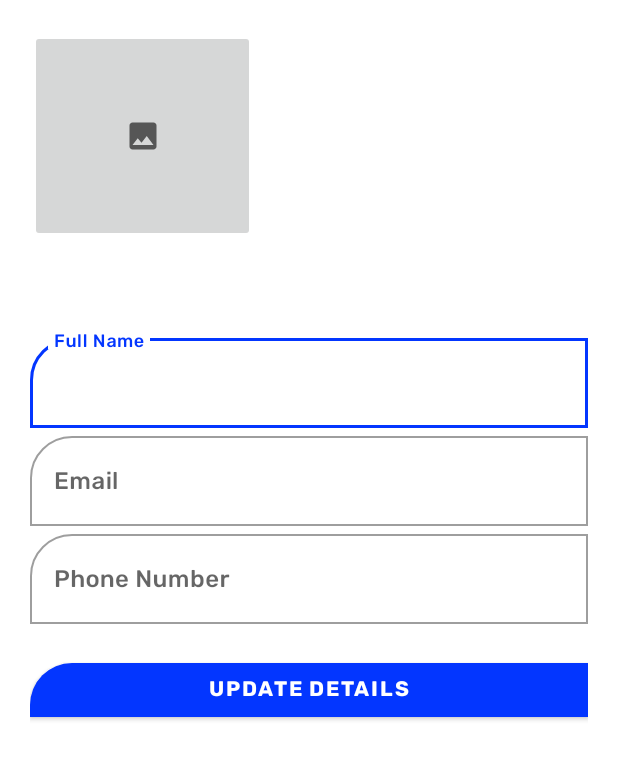
After one commit to mike-mwangi/MAD-Project, an Android app: the ProfileActivity screen opened directly, with no data from a screen before it, on a phone screen of 412 x 824 dp. The commit adds this screen. Shown: the top 760 px of the screen. Run offline under Robolectric (Android 15) with nearby library versions, the phone set to English and light mode, and no system bars; our stand-ins replace Firebase (no records; nobody signed in at launch, a user with empty details on screens opened directly); pictures from the network do not load.

Commit message:
profile things

```diff
--- a/app/src/main/AndroidManifest.xml
+++ b/app/src/main/AndroidManifest.xml
@@ -11,22 +11,27 @@
         android:roundIcon="@mipmap/ic_launcher_round"
         android:supportsRtl="true"
         android:theme="@style/MADPROJECT.Blue">
+        <activity android:name=".ProfileActivity">
+
+        </activity>
         <activity
             android:name=".BlogPostActivity"
-            android:theme="@style/MADPROJECT.Blue"/>
-        <!-- <activity android:name=".HomeActivity"></activity> -->
+            android:theme="@style/MADPROJECT.Blue" /> <!-- <activity android:name=".HomeActivity"></activity> -->
         <activity android:name=".Landing_Page" />
         <activity android:name=".Login" />
-        <activity android:name=".PostingActivity"
+        <activity
+            android:name=".PostingActivity"
             android:theme="@style/MADPROJECT.Blue" />
-        <activity android:name=".Sign_Up" />
+        <activity android:name=".Sign_Up">
+
+        </activity>
         <activity
             android:name=".HomeActivity"
             android:theme="@style/MADPROJECT.Blue" />
-        <activity android:name=".MainActivity"
+        <activity
+            android:name=".MainActivity"
             android:exported="true"
-            android:theme="@style/MADPROJECT.Blue"
-            >
+            android:theme="@style/MADPROJECT.Blue">
             <intent-filter>
                 <action android:name="android.intent.action.MAIN" />
 
--- /dev/null
+++ b/app/src/main/java/com/example/madproject/ProfileActivity.java
@@ -0,0 +1,179 @@
+package com.example.madproject;
+
+import androidx.annotation.NonNull;
+import androidx.appcompat.app.AppCompatActivity;
+import androidx.core.app.ActivityCompat;
+import androidx.core.content.ContextCompat;
+
+import android.Manifest;
+import android.content.Intent;
+import android.content.pm.PackageManager;
+import android.net.Uri;
+import android.os.Build;
+import android.os.Bundle;
+import android.view.Menu;
+import android.view.MenuInflater;
+import android.view.View;
+import android.widget.Button;
+import android.widget.ImageButton;
+import android.widget.TextView;
+import android.widget.Toast;
+
+import com.google.android.gms.tasks.OnSuccessListener;
+import com.google.android.material.textfield.TextInputLayout;
+import com.google.firebase.auth.FirebaseAuth;
+import com.google.firebase.auth.FirebaseUser;
+import com.google.firebase.database.DataSnapshot;
+import com.google.firebase.database.DatabaseError;
+import com.google.firebase.database.DatabaseReference;
+import com.google.firebase.database.FirebaseDatabase;
+import com.google.firebase.database.Query;
+import com.google.firebase.database.ValueEventListener;
+import com.google.firebase.storage.StorageReference;
+
+import org.jetbrains.annotations.NotNull;
+
+public class ProfileActivity extends AppCompatActivity {
+
+    private TextInputLayout fname,email,number;
+    private TextView username;
+    private Button updateUserButton;
+    private ImageButton profileImg;
+
+    //private FirebaseUser user;
+    private DatabaseReference databaseReference;
+    //private FirebaseAuth firebaseAuth;
+    //private StorageReference storageReference;
+
+    private String usernumber = "";
+    private String userFName = "";
+    private String userName = "";
+
+    static int reqCode=1;
+    private final int IMAGE_REQUEST = 1;
+    private Uri uri;
+    @Override
+    protected void onCreate(Bundle savedInstanceState) {
+        super.onCreate(savedInstanceState);
+        setContentView(R.layout.activity_profile);
+
+        fname = findViewById(R.id.fname_prof);
+        email = findViewById(R.id.email_Profile);
+        number = findViewById(R.id.pNumberProf);
+        username = findViewById(R.id.username_prof);
+        profileImg = findViewById(R.id.profile_image);
+        updateUserButton = findViewById(R.id.updateUser);
+
+        profileImg.setOnClickListener(new View.OnClickListener() {
+            @Override
+            public void onClick(View v) {
+                if(Build.VERSION.SDK_INT >=22){
+                    checkAndRequestPermission();
+                }else{
+                    openGallery();
+                }
+            }
+        });
+
+        updateUserButton.setOnClickListener(new View.OnClickListener() {
+            @Override
+            public void onClick(View v) {
+               updateUserDetais();
+            }
+        });
+
+
+        databaseReference = FirebaseDatabase.getInstance().getReference().child("users");
+        showUserData();
+
+    }
+
+    private void updateUserDetais() {
+        //String newName = fname.getEditText().getText().toString();
+        //String newNumber = number.getEditText().getText().toString();
+        //String newuserName = fname.getEditText().getText().toString();
+        //String newProfImage =
+
+    }
+
+    private void openGallery() {
+        Intent imageIntent = new Intent(Intent.ACTION_GET_CONTENT);
+        imageIntent.setType("profile_image/*");
+        startActivityForResult(imageIntent,IMAGE_REQUEST);
+
+    }
+
+    private void checkAndRequestPermission() {
+        if(ContextCompat.checkSelfPermission(ProfileActivity.this, Manifest.permission.READ_EXTERNAL_STORAGE)!= PackageManager.PERMISSION_GRANTED){
+            if(ActivityCompat.shouldShowRequestPermissionRationale(ProfileActivity.this,Manifest.permission.READ_EXTERNAL_STORAGE)){
+
+                Toast.makeText(ProfileActivity.this,"Please accept required permission",Toast.LENGTH_SHORT).show();
+            }else{
+                ActivityCompat.requestPermissions(ProfileActivity.this,
+                        new String[]{Manifest.permission.READ_EXTERNAL_STORAGE},reqCode);
+            }
+        }else
+            openGallery();
+
+    }
+
+    private void showUserData() {
+        FirebaseUser user = FirebaseAuth.getInstance().getCurrentUser();
+        if (user != null) {
+            // User is signed in
+            String Temail = user.getEmail();
+
+            boolean emailVerified = user.isEmailVerified();
+            String uid = user.getUid();
+
+
+            databaseReference = FirebaseDatabase.getInstance().getReference();
+            Query query = databaseReference.child("users");
+            query.addValueEventListener(new ValueEventListener() {
+                @Override
+                public void onDataChange(@NonNull @NotNull DataSnapshot snapshot) {
+                    usernumber = snapshot.child(uid).child("number").getValue(String.class);
+                    userFName = snapshot.child(uid).child("fname").getValue(String.class);
+                    userName = snapshot.child(uid).child("username").getValue(String.class);
+
+                    fname.getEditText().setText(userFName);
+                    number.getEditText().setText(usernumber);
+                    username.setText(userName);
+                }
+
+                @Override
+                public void onCancelled(@NonNull @NotNull DatabaseError error) {
+
+                }
+            });
+            email.getEditText().setText(Temail);
+
+
+        } else {
+            // No user is signed in
+            Toast.makeText(ProfileActivity.this,"Please sign in to view details",Toast.LENGTH_SHORT).show();
+        }
+
+
+    }
+
+    @Override
+    public void onActivityResult(int requestCode, int resultCode, Intent data) {
+        super.onActivityResult(requestCode, resultCode, data);
+
+        if (requestCode == IMAGE_REQUEST && resultCode == RESULT_OK && data!=null){
+            uri = data.getData();
+            profileImg.setImageURI(uri);
+
+
+        }
+    }
+
+
+    @Override
+    public boolean onCreateOptionsMenu(Menu menu) {
+        MenuInflater inflater = getMenuInflater();
+        inflater.inflate(R.menu.main_screen_options, menu);
+        return super.onCreateOptionsMenu(menu);
+    }
+}
--- /dev/null
+++ b/app/src/main/res/layout/activity_profile.xml
@@ -0,0 +1,104 @@
+<?xml version="1.0" encoding="utf-8"?>
+<RelativeLayout xmlns:android="http://schemas.android.com/apk/res/android"
+    xmlns:app="http://schemas.android.com/apk/res-auto"
+    xmlns:tools="http://schemas.android.com/tools"
+    android:layout_width="match_parent"
+    android:layout_height="match_parent"
+    tools:context=".ProfileActivity">
+
+    <LinearLayout
+        android:layout_width="match_parent"
+        android:layout_height="match_parent"
+        android:orientation="vertical">
+
+    <RelativeLayout
+        android:layout_width="match_parent"
+        android:layout_height="200dp"
+        android:padding="20dp">
+
+        <ImageButton
+            android:id="@+id/profile_image"
+            android:layout_width="150dp"
+            android:layout_height="141dp"
+            android:layout_alignParentLeft="true"
+            android:contextClickable="true"
+            android:src="@drawable/ic_baseline_insert_photo"
+
+            />
+        <TextView
+            android:id="@+id/username_prof"
+            android:layout_width="wrap_content"
+            android:layout_height="wrap_content"
+            android:text="@string/username_prof"
+            android:layout_toRightOf="@id/profile_image"
+            android:layout_centerVertical="true"
+            android:paddingLeft="20dp"
+            android:textSize="20sp">
+
+        </TextView>
+
+
+
+
+    </RelativeLayout>
+
+        <LinearLayout
+            android:layout_width="match_parent"
+            android:layout_height="match_parent"
+            android:orientation="vertical"
+            android:padding="20dp">
+
+            <com.google.android.material.textfield.TextInputLayout
+                android:id="@+id/fname_prof"
+                style="@style/Widget.MaterialComponents.TextInputLayout.OutlinedBox"
+                android:layout_width="match_parent"
+                android:layout_height="wrap_content"
+                android:hint="@string/full_name_prof">
+                >
+
+                <com.google.android.material.textfield.TextInputEditText
+                    android:layout_width="match_parent"
+                    android:layout_height="wrap_content" />
+
+            </com.google.android.material.textfield.TextInputLayout>
+
+
+            <com.google.android.material.textfield.TextInputLayout
+                android:id="@+id/email_Profile"
+                style="@style/Widget.MaterialComponents.TextInputLayout.OutlinedBox"
+                android:layout_width="match_parent"
+                android:layout_height="wrap_content"
+                android:hint="@string/email_prof">
+                >
+
+                <com.google.android.material.textfield.TextInputEditText
+                    android:layout_width="match_parent"
+                    android:layout_height="wrap_content" />
+
+            </com.google.android.material.textfield.TextInputLayout>
+
+            <com.google.android.material.textfield.TextInputLayout
+                android:id="@+id/pNumberProf"
+                style="@style/Widget.MaterialComponents.TextInputLayout.OutlinedBox"
+                android:layout_width="match_parent"
+                android:layout_height="wrap_content"
+                android:hint="@string/phone_number_prof">
+                >
+
+                <com.google.android.material.textfield.TextInputEditText
+                    android:layout_width="match_parent"
+                    android:layout_height="wrap_content" />
+
+            </com.google.android.material.textfield.TextInputLayout>
+
+
+            <Button
+                android:id="@+id/updateUser"
+                android:layout_width="match_parent"
+                android:layout_height="wrap_content"
+                android:layout_marginTop="20dp"
+                android:text="@string/update_details_profilr" />
+
+        </LinearLayout>
+    </LinearLayout>
+</RelativeLayout>
--- a/app/src/main/res/values/strings.xml
+++ b/app/src/main/res/values/strings.xml
@@ -40,6 +40,11 @@
     <string name="title">Title</string>
     <string name="publish">Publish</string>
     <string name="pause_video">Pause</string>
+    <string name="username_prof">Username</string>
+    <string name="full_name_prof">Full Name</string>
+    <string name="email_prof">Email</string>
+    <string name="phone_number_prof">Phone Number</string>
+    <string name="update_details_profilr">Update Details</string>
 
 
 </resources>
```
